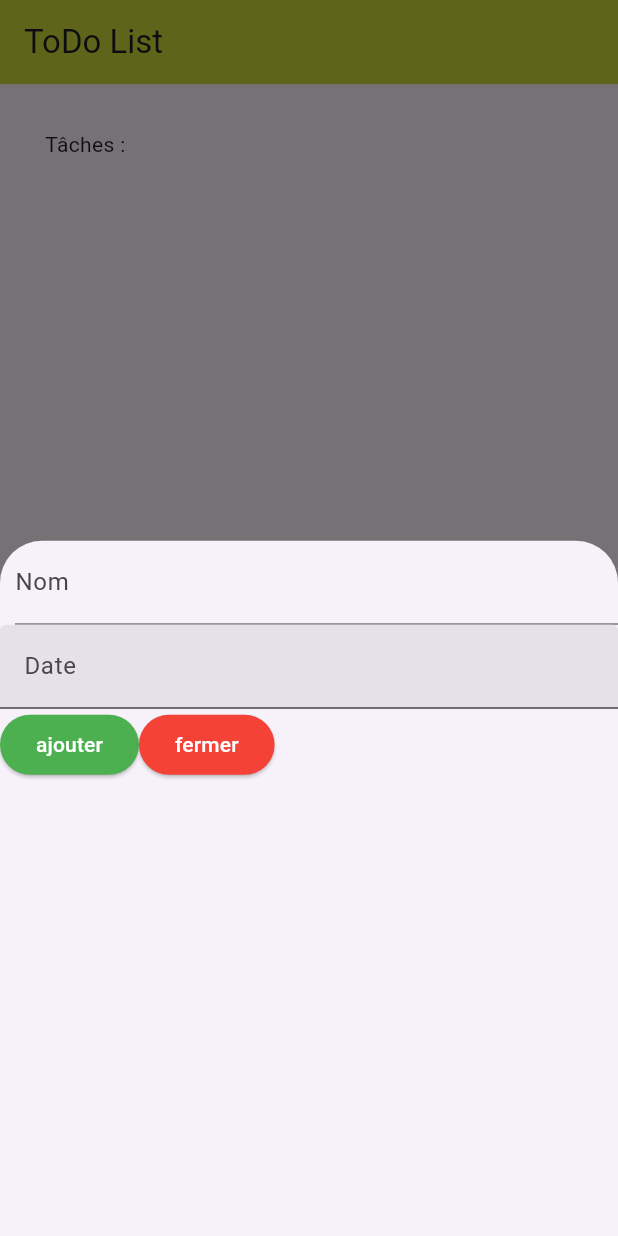
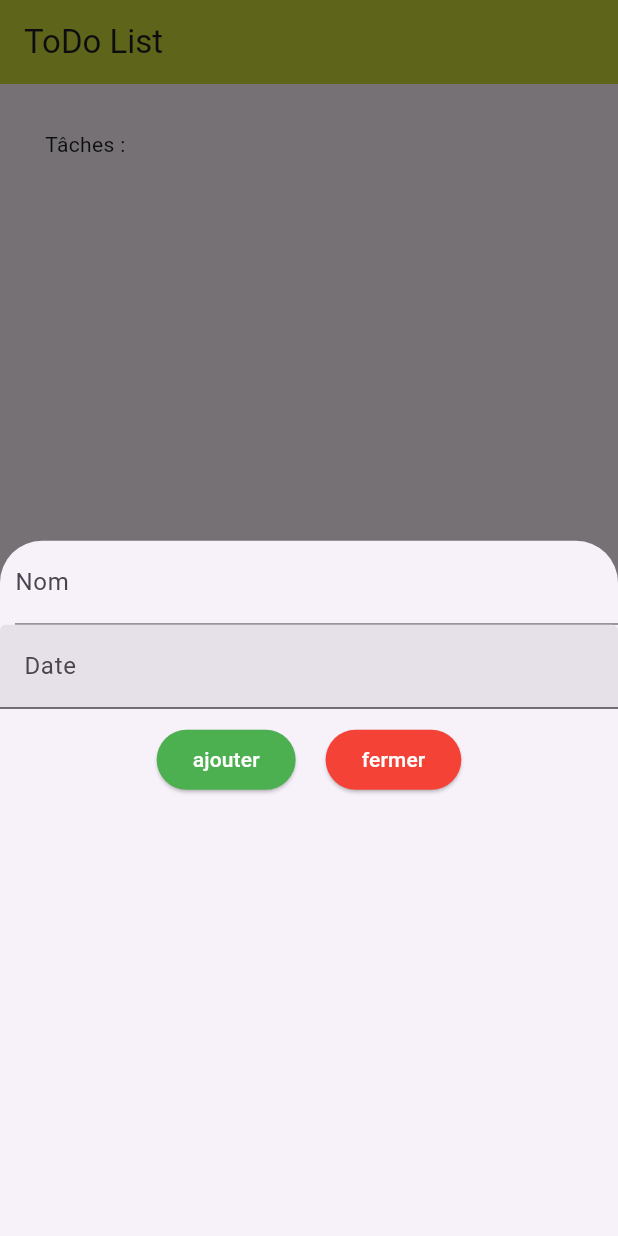
Before and after one commit to Corentin41/ToDoList, a Flutter app: the screen it shows after launch, after a tap on the "add" icon, on a phone screen of 412 x 824 dp. Run offline on Flutter 3.47's test engine with Material 3 defaults, Android fonts, the phone set to English and light mode, and no system bars; missing offline and left inert: dart:ffi.

Commit message:
Placement des boutons

```diff
--- a/lib/screens/home.dart
+++ b/lib/screens/home.dart
@@ -118,10 +118,13 @@ class _HomeState extends State<Home> {
                                 ),
 
                                 Row(
+                                  mainAxisAlignment: MainAxisAlignment.center,
                                   children: [
 
                                     // Bouton pour ajouter la tâche
-                                    ElevatedButton(
+                                    Container(
+                                      padding: const EdgeInsets.all(10),
+                                      child: ElevatedButton(
                                           style: ElevatedButton.styleFrom(backgroundColor: Colors.green),
                                           onPressed: () {
                                             if (_formKey.currentState!
@@ -148,9 +151,12 @@ class _HomeState extends State<Home> {
                                           },
                                           child: const Text('ajouter',
                                             style: TextStyle(color: Colors.white),)),
+                                    ),
 
                                     // Bouton pour fermer le showModalBottomSheet
-                                    ElevatedButton(
+                                    Container(
+                                      padding: const EdgeInsets.all(10),
+                                      child: ElevatedButton(
                                         style: ElevatedButton.styleFrom(backgroundColor: Colors.red),
                                         onPressed: () {
                                           _dateController.text = '';
@@ -159,6 +165,7 @@ class _HomeState extends State<Home> {
                                         child: const Text('fermer',
                                           style: TextStyle(color: Colors.white),),
                                       ),
+                                    )
                                   ],
                                 )
                               ],
@@ -254,9 +261,13 @@ class _HomeState extends State<Home> {
 
           // Les boutons pour valider ou annuler la modification
           Row(
+            mainAxisAlignment: MainAxisAlignment.center,
             children: [
+
               // Bouton modifier
-              ElevatedButton(
+              Container(
+                padding: const EdgeInsets.all(5),
+                child: ElevatedButton(
                   style: ElevatedButton.styleFrom(backgroundColor: Colors.green),
                   onPressed: () {
                     if (_formKey.currentState!.validate()) {
@@ -283,17 +294,23 @@ class _HomeState extends State<Home> {
                     }
                   },
                   child: const Text('modifier',
-                  style: TextStyle(color: Colors.white),)),
+                    style: TextStyle(color: Colors.white),),
+                ),
+              ),
 
               // Bouton annuler
-              ElevatedButton(
+              Container(
+                padding: const EdgeInsets.all(5),
+                child: ElevatedButton(
                     style: ElevatedButton.styleFrom(backgroundColor: Colors.red),
                     onPressed: () {
                       _dateController.text = '';
                       Navigator.pop(context);
                     },
                     child: const Text('annuler',
-                    style: TextStyle(color: Colors.white),)),
+                      style: TextStyle(color: Colors.white),)
+                ),
+              )
             ],
           )
         ],
```
Lines whose indentation alone changed are shown as unchanged.
